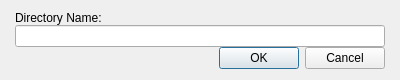
Old version of the form src/mainwindow/dialognewdirectory.ui in the repository partition-safe/partition-safe.
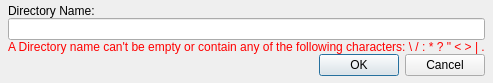
New version of the form.

Commit message: #43 add label for showing if dir name is valid or not

Diff of the .ui file:
```diff
--- a/src/mainwindow/dialognewdirectory.ui
+++ b/src/mainwindow/dialognewdirectory.ui
@@ -7,7 +7,7 @@
     <x>0</x>
     <y>0</y>
     <width>400</width>
-    <height>76</height>
+    <height>79</height>
    </rect>
   </property>
   <property name="sizePolicy">
@@ -20,6 +20,18 @@
    <string>New Directory</string>
   </property>
   <layout class="QGridLayout" name="gridLayout">
+   <property name="leftMargin">
+    <number>4</number>
+   </property>
+   <property name="topMargin">
+    <number>4</number>
+   </property>
+   <property name="rightMargin">
+    <number>4</number>
+   </property>
+   <property name="bottomMargin">
+    <number>7</number>
+   </property>
    <item row="0" column="0">
     <layout class="QVBoxLayout" name="verticalLayout">
      <property name="spacing">
@@ -47,6 +59,83 @@
      <item>
       <widget class="QLineEdit" name="txtDirectoryName"/>
      </item>
+     <item>
+      <widget class="QLabel" name="lblWarning">
+       <property name="enabled">
+        <bool>true</bool>
+       </property>
+       <property name="palette">
+        <palette>
+         <active>
+          <colorrole role="WindowText">
+           <brush brushstyle="SolidPattern">
+            <color alpha="255">
+             <red>255</red>
+             <green>0</green>
+             <blue>0</blue>
+            </color>
+           </brush>
+          </colorrole>
+          <colorrole role="Text">
+           <brush brushstyle="SolidPattern">
+            <color alpha="255">
+             <red>255</red>
+             <green>0</green>
+             <blue>0</blue>
+            </color>
+           </brush>
+          </colorrole>
+         </active>
+         <inactive>
+          <colorrole role="WindowText">
+           <brush brushstyle="SolidPattern">
+            <color alpha="255">
+             <red>255</red>
+             <green>0</green>
+             <blue>0</blue>
+            </color>
+           </brush>
+          </colorrole>
+          <colorrole role="Text">
+           <brush brushstyle="SolidPattern">
+            <color alpha="255">
+             <red>255</red>
+             <green>0</green>
+             <blue>0</blue>
+            </color>
+           </brush>
+          </colorrole>
+         </inactive>
+         <disabled>
+          <colorrole role="WindowText">
+           <brush brushstyle="SolidPattern">
+            <color alpha="255">
+             <red>120</red>
+             <green>120</green>
+             <blue>120</blue>
+            </color>
+           </brush>
+          </colorrole>
+          <colorrole role="Text">
+           <brush brushstyle="SolidPattern">
+            <color alpha="255">
+             <red>120</red>
+             <green>120</green>
+             <blue>120</blue>
+            </color>
+           </brush>
+          </colorrole>
+         </disabled>
+        </palette>
+       </property>
+       <property name="text">
+        <string>A Directory name can't be empty or contain any of the following characters:  \ / : * ? &quot; &lt; &gt; | .</string>
+       </property>
+       <property name="wordWrap">
+        <bool>false</bool>
+       </property>
+      </widget>
+     </item>
      <item>
       <widget class="QDialogButtonBox" name="buttonBoxNewDir">
        <property name="orientation">
```
Left out of the diff: 2 changed lines with no effect on the pictures. The commit also changes 1 other file.
